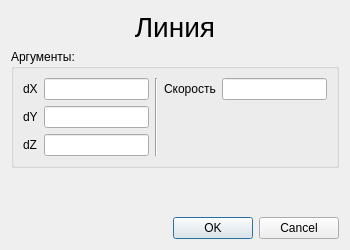
Above: KAMEditor/gui/commands/linedialog.ui from Xtail96/SML before the change. Below: the same form after it.
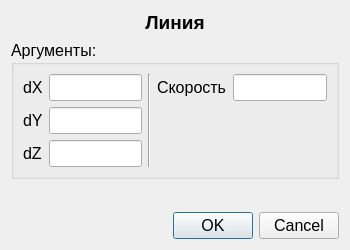
That is the form after the change.

The edit to the form file:
```diff
--- a/KAMEditor/gui/commands/linedialog.ui
+++ b/KAMEditor/gui/commands/linedialog.ui
@@ -10,6 +10,11 @@
     <height>250</height>
    </rect>
   </property>
+  <property name="font">
+   <font>
+    <pointsize>12</pointsize>
+   </font>
+  </property>
   <property name="contextMenuPolicy">
    <enum>Qt::DefaultContextMenu</enum>
   </property>
@@ -27,7 +32,9 @@
     <widget class="QLabel" name="lineTitleLabel">
      <property name="font">
       <font>
-       <pointsize>21</pointsize>
+       <pointsize>14</pointsize>
+       <weight>75</weight>
+       <bold>true</bold>
       </font>
      </property>
      <property name="text">
@@ -59,6 +66,11 @@
        <verstretch>0</verstretch>
       </sizepolicy>
      </property>
+     <property name="font">
+      <font>
+       <pointsize>12</pointsize>
+      </font>
+     </property>
      <property name="title">
       <string>Аргументы:</string>
      </property>
```
